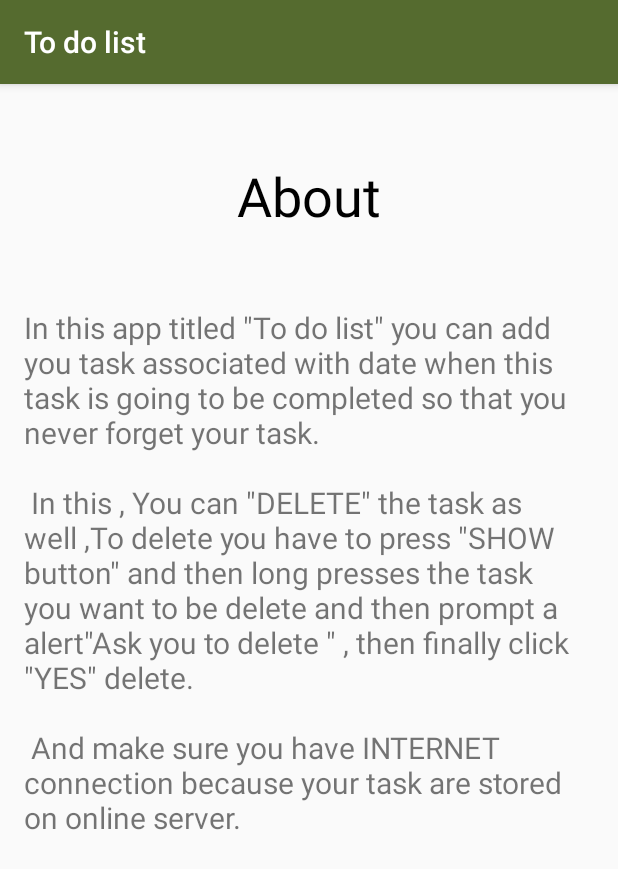
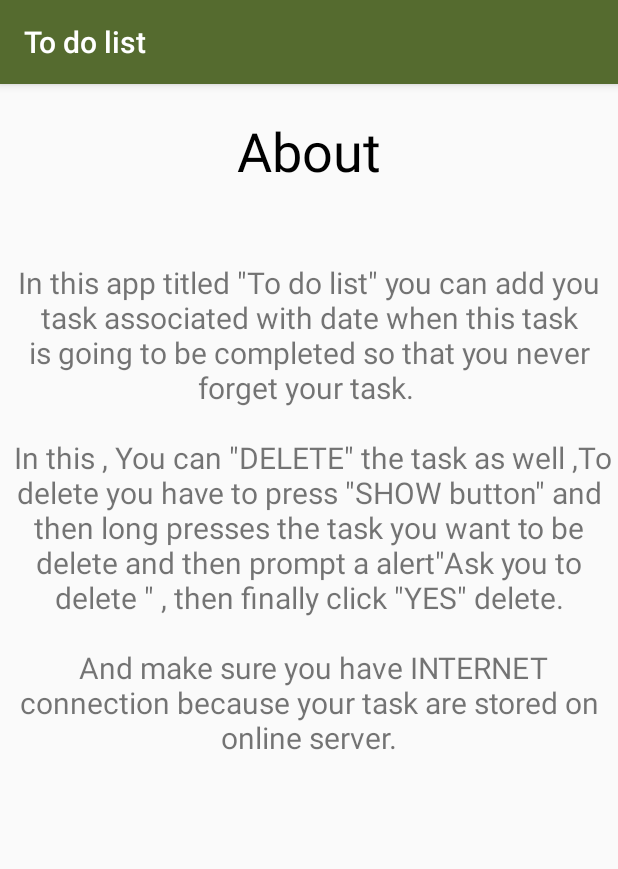
Before and after one commit to Hemant-sood/Todoist, an Android app: the About screen opened directly, with no data from a screen before it, on a phone screen of 412 x 824 dp. Shown: the top 869 px of the screen. Run offline under Robolectric (Android 15) with nearby library versions, the phone set to English and light mode, and no system bars.

```diff
--- a/app/src/main/res/layout/activity_about.xml
+++ b/app/src/main/res/layout/activity_about.xml
@@ -1,5 +1,5 @@
 <?xml version="1.0" encoding="utf-8"?>
-<androidx.constraintlayout.widget.ConstraintLayout xmlns:android="http://schemas.android.com/apk/res/android"
+<ScrollView xmlns:android="http://schemas.android.com/apk/res/android"
     xmlns:app="http://schemas.android.com/apk/res-auto"
     xmlns:tools="http://schemas.android.com/tools"
     android:layout_width="match_parent"
@@ -7,42 +7,29 @@
     android:scrollbarSize="20sp"
     tools:context=".About">
 
+    <LinearLayout
+        android:layout_width="match_parent"
+        android:layout_height="match_parent"
+        android:orientation="vertical">
+
         <TextView
-        android:id="@+id/textView3"
-        android:layout_width="wrap_content"
+            android:layout_marginTop="20dp"
+            android:layout_width="match_parent"
             android:layout_height="wrap_content"
-        android:layout_marginTop="50dp"
+            android:gravity="center"
             android:text="@string/about"
             android:textColor="@android:color/primary_text_light_nodisable"
-        android:textSize="36sp"
-        app:layout_constraintEnd_toEndOf="parent"
-        app:layout_constraintHorizontal_bias="0.474"
-        app:layout_constraintStart_toStartOf="@+id/guideline9"
-        app:layout_constraintTop_toTopOf="parent" />
-
+            android:textSize="36sp" />
         <TextView
-        android:id="@+id/textView4"
-        android:layout_width="0dp"
+            android:layout_marginTop="50dp"
+            android:layout_width="match_parent"
             android:layout_height="wrap_content"
-        android:layout_marginTop="50dp"
+            android:gravity="center"
             android:text="@string/about_text"
             android:textSize="20sp"
-        app:layout_constraintEnd_toStartOf="@+id/guideline10"
-        app:layout_constraintHorizontal_bias="1.0"
-        app:layout_constraintStart_toStartOf="@+id/guideline9"
-        app:layout_constraintTop_toBottomOf="@+id/textView3" />
+            />
 
-    <androidx.constraintlayout.widget.Guideline
-        android:id="@+id/guideline9"
-        android:layout_width="wrap_content"
-        android:layout_height="wrap_content"
-        android:orientation="vertical"
-        app:layout_constraintGuide_begin="16dp" />
+    </LinearLayout>
 
-    <androidx.constraintlayout.widget.Guideline
-        android:id="@+id/guideline10"
-        android:layout_width="wrap_content"
-        android:layout_height="wrap_content"
-        android:orientation="vertical"
-        app:layout_constraintGuide_end="16dp" />
-</androidx.constraintlayout.widget.ConstraintLayout>
+
+  </ScrollView   >
--- a/app/src/main/res/values/strings.xml
+++ b/app/src/main/res/values/strings.xml
@@ -9,7 +9,9 @@
     </string>
     <string name="contact_text1">
         Hey!"\n"
-        This is developed by me "\n\n"Hemant Prakash Sood "\n\n"and this is my very first android application
+        This app is developed by me "\n\n"Hemant Prakash Sood "\n"
+        Currently i am persuing my Mca degree till 2022 from "\n"Nit bhopal"\n\n"
+        and this is my very first android application
         "\n\n"If you have any doubt, query , suggestion etc..  "\n\n"You can contact me using this mail
     </string>
     <string name="contact_text2">
```
Lines whose indentation alone changed are shown as unchanged.
